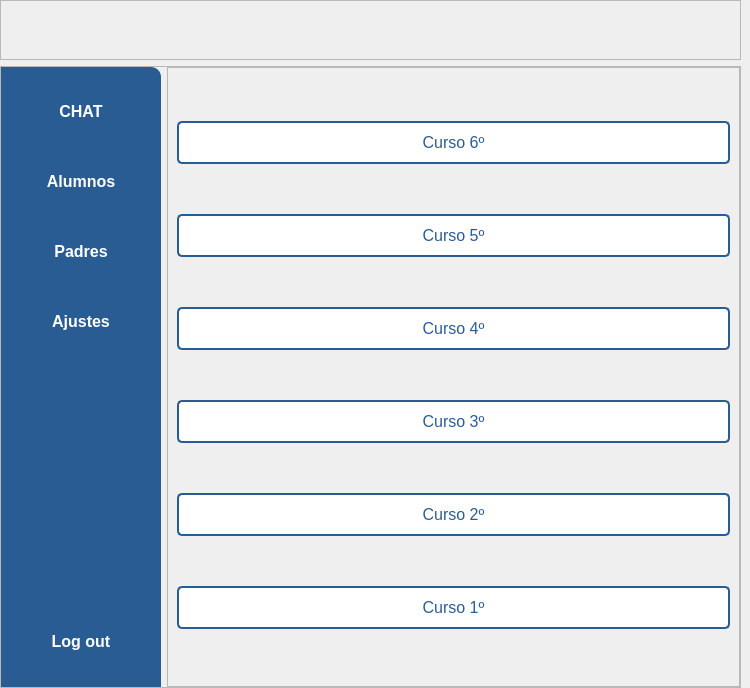
First picture: the form in UI/cursos.ui, repository Rodriguez710/Comedor-Conecta, before the edit.
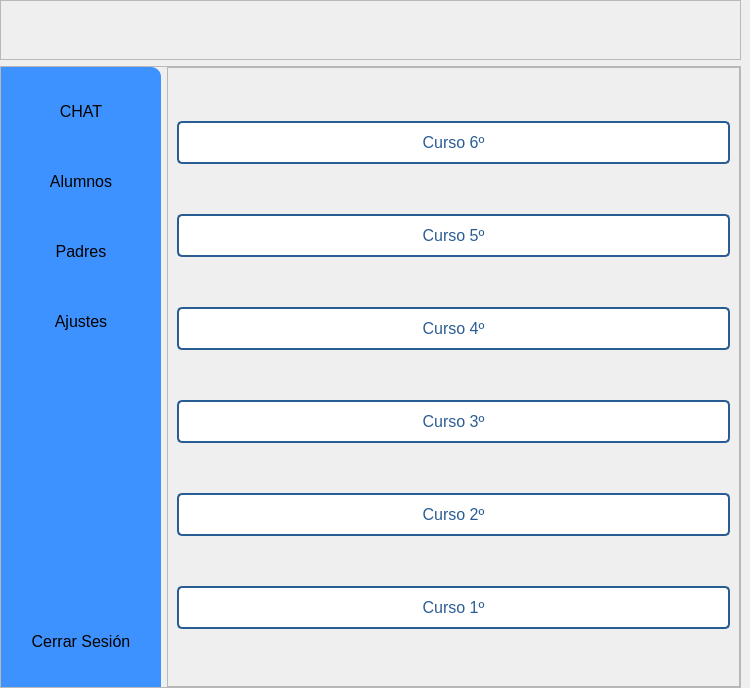
Second picture: the form after the edit. Icons and pictures are not drawn.

The edit to the form file:
```diff
--- a/UI/cursos.ui
+++ b/UI/cursos.ui
@@ -121,9 +121,8 @@
           </size>
          </property>
          <property name="styleSheet">
-          <string notr="true">background-color: #2a5c94;
-border-top-right-radius: 10px;
-</string>
+          <string notr="true">background-color:rgb(62, 146, 255);
+border-top-right-radius: 10px;</string>
          </property>
          <property name="frameShape">
           <enum>QFrame::StyledPanel</enum>
@@ -149,7 +148,6 @@
             <property name="font">
              <font>
               <pointsize>12</pointsize>
-              <bold>true</bold>
              </font>
             </property>
             <property name="cursor">
@@ -161,8 +159,6 @@
 background-color: transparent;
 padding: 10px;
 border-radius: 5px;
-color: white;
-font-weight: bold;
 }
 QPushButton:hover{
 background-color: rgb(60, 79, 255);
@@ -189,7 +185,6 @@
             <property name="font">
              <font>
               <pointsize>12</pointsize>
-              <bold>true</bold>
              </font>
             </property>
             <property name="cursor">
@@ -201,8 +196,6 @@
 background-color: transparent;
 padding: 10px;
 border-radius: 5px;
-color: white;
-font-weight: bold;
 }
 QPushButton:hover{
 background-color: rgb(60, 79, 255);
@@ -229,7 +222,6 @@
             <property name="font">
              <font>
               <pointsize>12</pointsize>
-              <bold>true</bold>
              </font>
             </property>
             <property name="cursor">
@@ -241,8 +233,6 @@
 background-color: transparent;
 padding: 10px;
 border-radius: 5px;
-color: white;
-font-weight: bold;
 }
 QPushButton:hover{
 background-color: rgb(60, 79, 255);
@@ -268,7 +258,6 @@
             <property name="font">
              <font>
               <pointsize>12</pointsize>
-              <bold>true</bold>
              </font>
             </property>
             <property name="cursor">
@@ -280,8 +269,6 @@
 background-color: transparent;
 padding: 10px;
 border-radius: 5px;
-color: white;
-font-weight: bold;
 }
 QPushButton:hover{
 background-color: rgb(60, 79, 255);
@@ -323,7 +310,6 @@
             <property name="font">
              <font>
               <pointsize>12</pointsize>
-              <bold>true</bold>
              </font>
             </property>
             <property name="cursor">
@@ -335,8 +321,6 @@
 background-color: transparent;
 padding: 10px;
 border-radius: 5px;
-color: white;
-font-weight: bold;
 }
 QPushButton:hover{
 background-color: rgb(60, 79, 255);
@@ -344,7 +328,7 @@
 }</string>
             </property>
             <property name="text">
-             <string>Log out</string>
+             <string>Cerrar Sesión</string>
             </property>
             <property name="icon">
              <iconset resource="src/resources.qrc">
```
Left out of the diff: 4 changed lines with no effect on the pictures.
